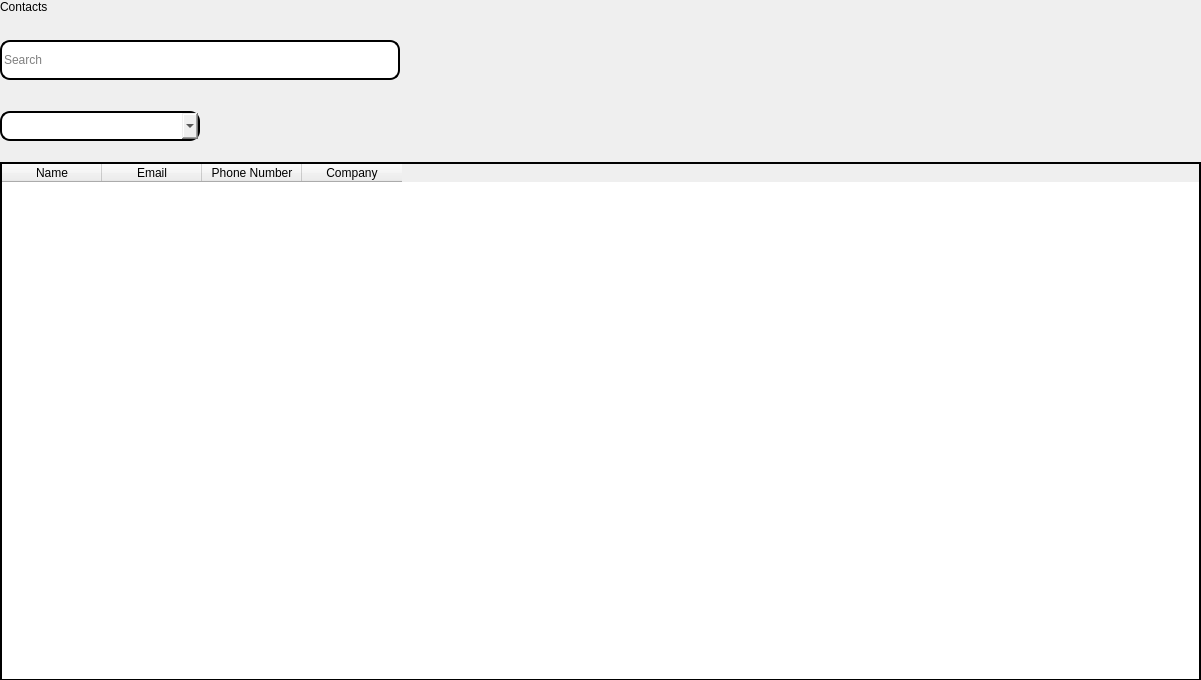
The window that CRM/views/ui/contacts3.ui (ImGaby123/SalesOptimizer-CRM) describes before a commit, drawn with Qt 5.
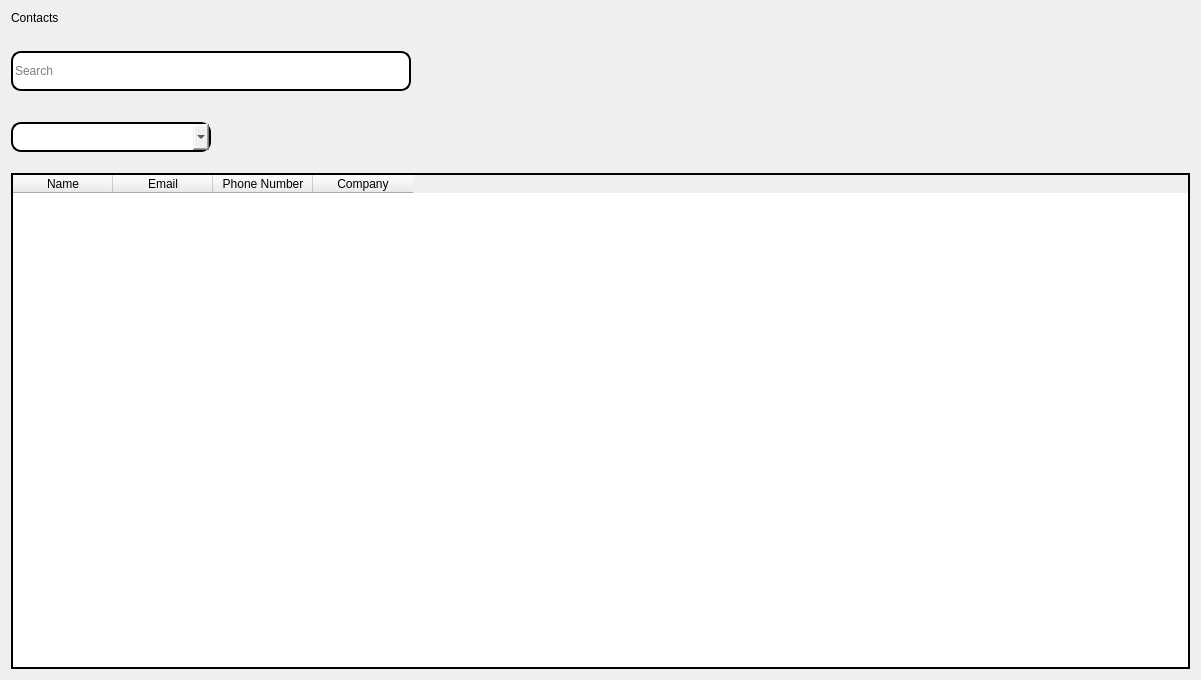
The same window after the commit. Icons and pictures are not drawn.

Commit message: contacts3-4 ui and py, fix naming convention and design

```diff
--- a/CRM/views/ui/contacts3.ui
+++ b/CRM/views/ui/contacts3.ui
@@ -13,15 +13,8 @@
   <property name="windowTitle">
    <string>Form</string>
   </property>
-  <widget class="QWidget" name="gridLayoutWidget">
-   <property name="geometry">
-    <rect>
-     <x>0</x>
-     <y>0</y>
-     <width>1201</width>
-     <height>681</height>
-    </rect>
-   </property>
+  <layout class="QGridLayout" name="gridLayout_3">
+   <item row="0" column="0">
    <layout class="QGridLayout" name="gridLayout">
     <item row="7" column="0">
      <widget class="QTableWidget" name="tableWidget_3">
@@ -330,10 +323,9 @@
      </layout>
     </item>
    </layout>
-  </widget>
- </widget>
- <resources>
-  <include location="../qrc/icons.qrc"/>
- </resources>
+   </item>
+  </layout>
+ </widget>
+ <resources/>
  <connections/>
 </ui>
```
Left out of the diff: 20 changed lines with no effect on the pictures. Lines whose indentation alone changed are shown as unchanged. The commit also changes 3 other files.
